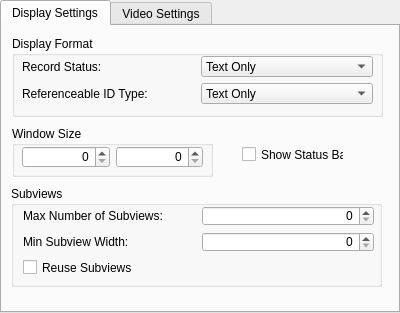
OpenMW/openmw, file files/ui/settingstab.ui: the form before one commit.
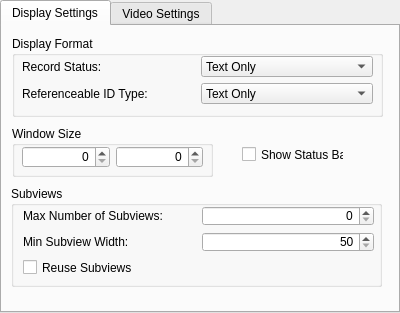
The form after the commit.

Commit message: Use reasonable values for the spinbox.

The edit to the form file:
```diff
--- a/files/ui/settingstab.ui
+++ b/files/ui/settingstab.ui
@@ -146,6 +146,12 @@
        <property name="alignment">
         <set>Qt::AlignRight|Qt::AlignTrailing|Qt::AlignVCenter</set>
        </property>
+       <property name="minimum">
+        <number>50</number>
+       </property>
+       <property name="maximum">
+        <number>20000</number>
+       </property>
        <property name="singleStep">
         <number>5</number>
        </property>
```
The commit also changes 1 other file.
